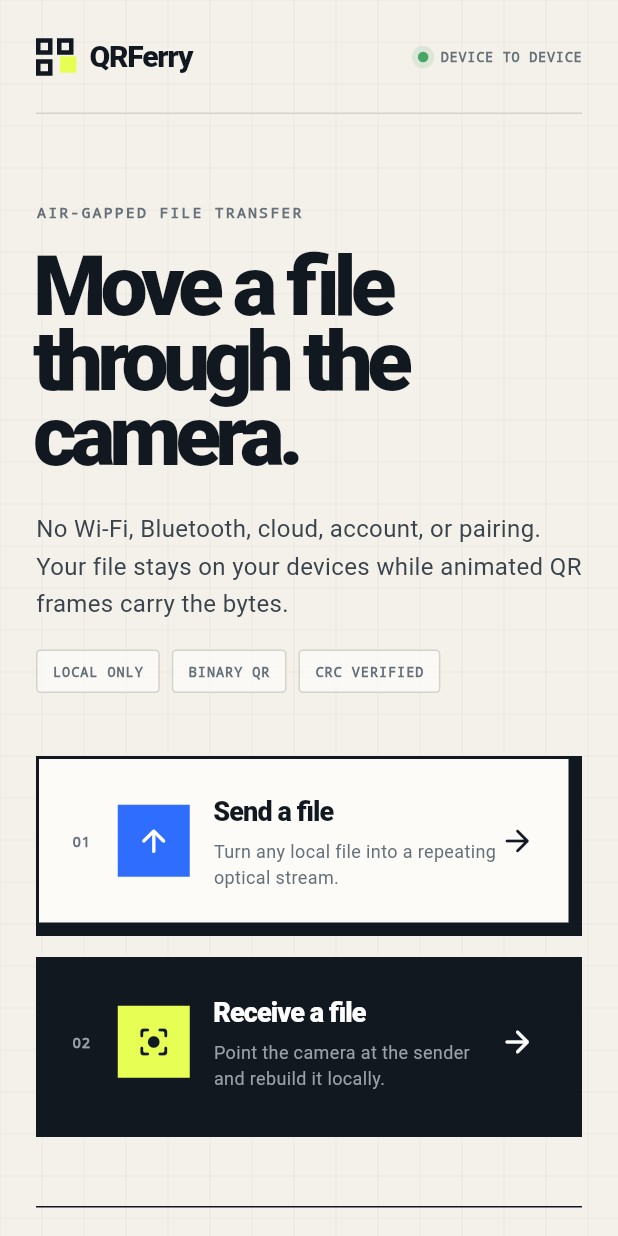
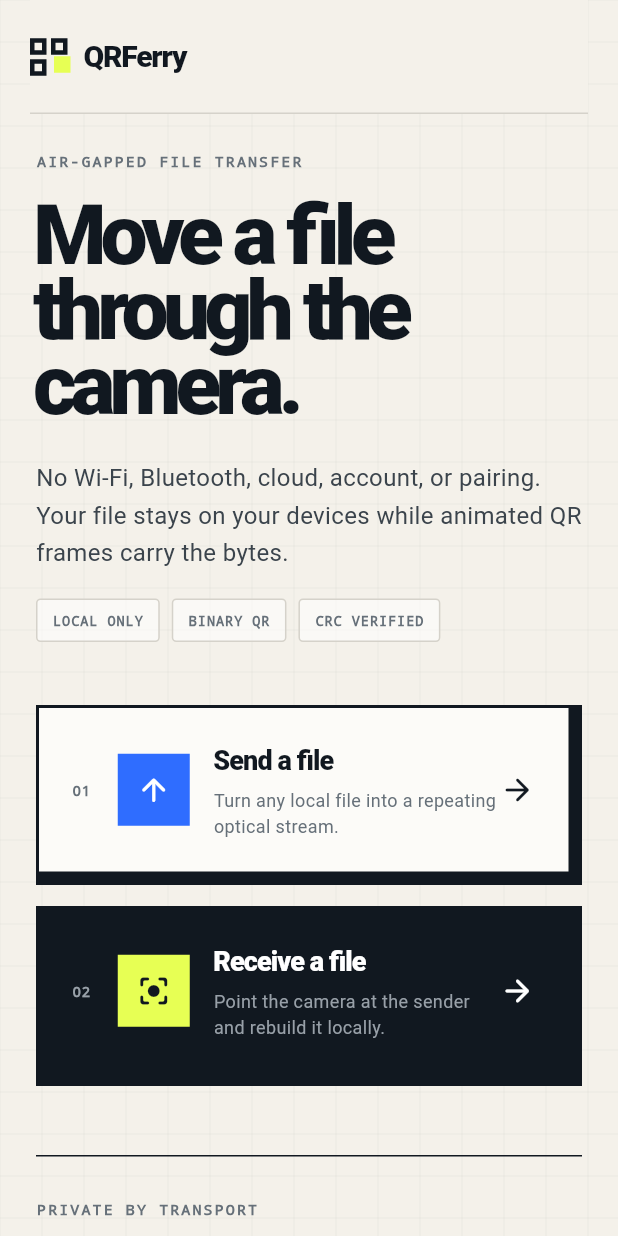
Before and after one commit to itskdey/qr_ferry_flutter, a Flutter app: the screen it shows after launch, on a phone screen of 412 x 824 dp. Run offline on Flutter 3.47's test engine with Material 3 defaults, Android fonts, the light colour scheme and no system bars; our stand-ins replace file_picker, get, share_plus; missing offline and left inert: mobile_scanner, qr.

Commit message:
feat: refactor home screen layout to use stack for header and remove device status indicator

```diff
--- a/lib/features/home/home_screen.dart
+++ b/lib/features/home/home_screen.dart
@@ -12,11 +12,12 @@ class HomeScreen extends StatelessWidget {
     return Scaffold(
       body: PaperGrid(
         child: SafeArea(
-          child: ListView(
+          child: Stack(
+            children: [
+              ListView(
                 padding: const EdgeInsets.fromLTRB(24, 0, 24, 40),
                 children: [
-              const _Header(),
-              const SizedBox(height: 58),
+                  const SizedBox(height: 100),
                   const TechLabel('Air-gapped file transfer'),
                   const SizedBox(height: 18),
                   const Text(
@@ -52,7 +53,8 @@ class HomeScreen extends StatelessWidget {
                   _ActionBlock(
                     number: '01',
                     title: 'Send a file',
-                subtitle: 'Turn any local file into a repeating optical stream.',
+                    subtitle:
+                        'Turn any local file into a repeating optical stream.',
                     icon: Icons.arrow_upward_rounded,
                     dark: false,
                     onTap: () => Get.toNamed<void>(AppRoutes.send),
@@ -61,7 +63,8 @@ class HomeScreen extends StatelessWidget {
                   _ActionBlock(
                     number: '02',
                     title: 'Receive a file',
-                subtitle: 'Point the camera at the sender and rebuild it locally.',
+                    subtitle:
+                        'Point the camera at the sender and rebuild it locally.',
                     icon: Icons.center_focus_strong_rounded,
                     dark: true,
                     onTap: () => Get.toNamed<void>(AppRoutes.receive),
@@ -81,6 +84,9 @@ class HomeScreen extends StatelessWidget {
                   ),
                 ],
               ),
+              const _Header(),
+            ],
+          ),
         ),
       ),
     );
@@ -92,10 +98,12 @@ class _Header extends StatelessWidget {
 
   @override
   Widget build(BuildContext context) {
-    return SizedBox(
+    return Container(
+      padding: .symmetric(horizontal: 20),
       height: 76,
       child: DecoratedBox(
         decoration: const BoxDecoration(
+          color: QrFerryDesign.paper,
           border: Border(bottom: BorderSide(color: QrFerryDesign.line)),
         ),
         child: Row(
@@ -108,27 +116,6 @@ class _Header extends StatelessWidget {
                 fontSize: 20,
                 fontWeight: FontWeight.w900,
                 letterSpacing: -0.8,
-              ),
-            ),
-            const Spacer(),
-            Container(
-              width: 7,
-              height: 7,
-              decoration: const BoxDecoration(
-                color: Color(0xFF44A766),
-                shape: BoxShape.circle,
-                boxShadow: [BoxShadow(color: Color(0x2244A766), spreadRadius: 4)],
-              ),
-            ),
-            const SizedBox(width: 8),
-            const Text(
-              'DEVICE TO DEVICE',
-              style: TextStyle(
-                color: QrFerryDesign.muted,
-                fontFamily: 'monospace',
-                fontSize: 9,
-                fontWeight: FontWeight.w700,
-                letterSpacing: 0.5,
               ),
             ),
           ],
@@ -225,7 +212,10 @@ class _ActionBlock extends StatelessWidget {
                     ),
                   ),
                   const SizedBox(height: 5),
-                  Text(subtitle, style: TextStyle(color: muted, fontSize: 12, height: 1.4)),
+                  Text(
+                    subtitle,
+                    style: TextStyle(color: muted, fontSize: 12, height: 1.4),
+                  ),
                 ],
               ),
             ),
```
Lines whose indentation alone changed are shown as unchanged.
